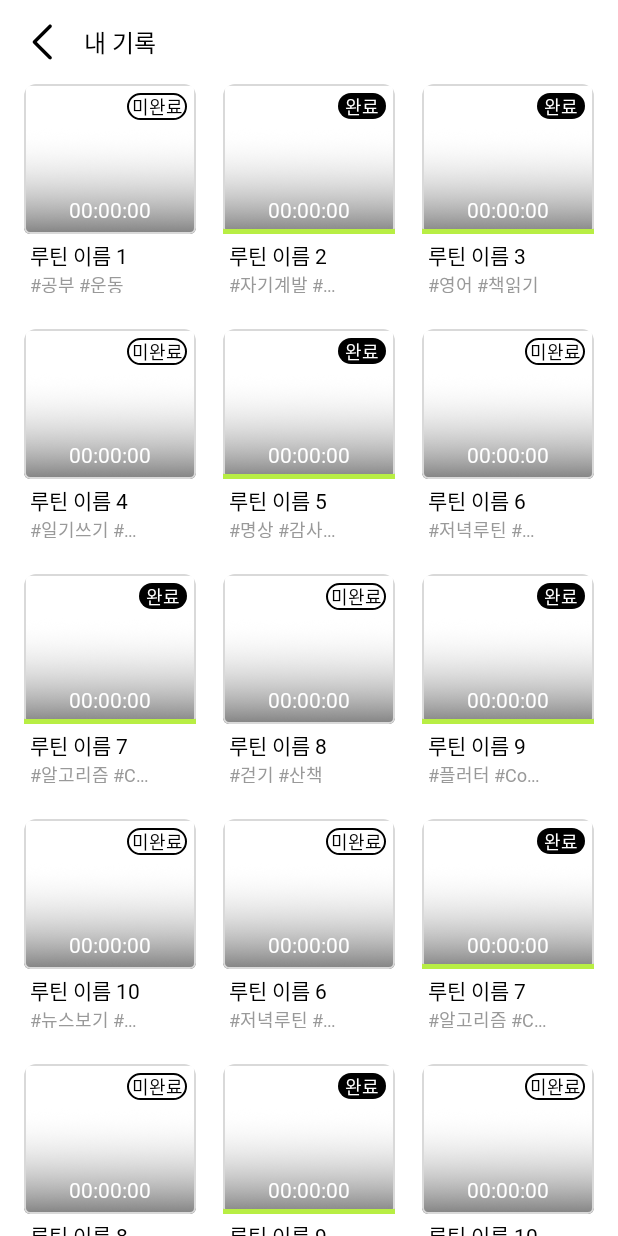
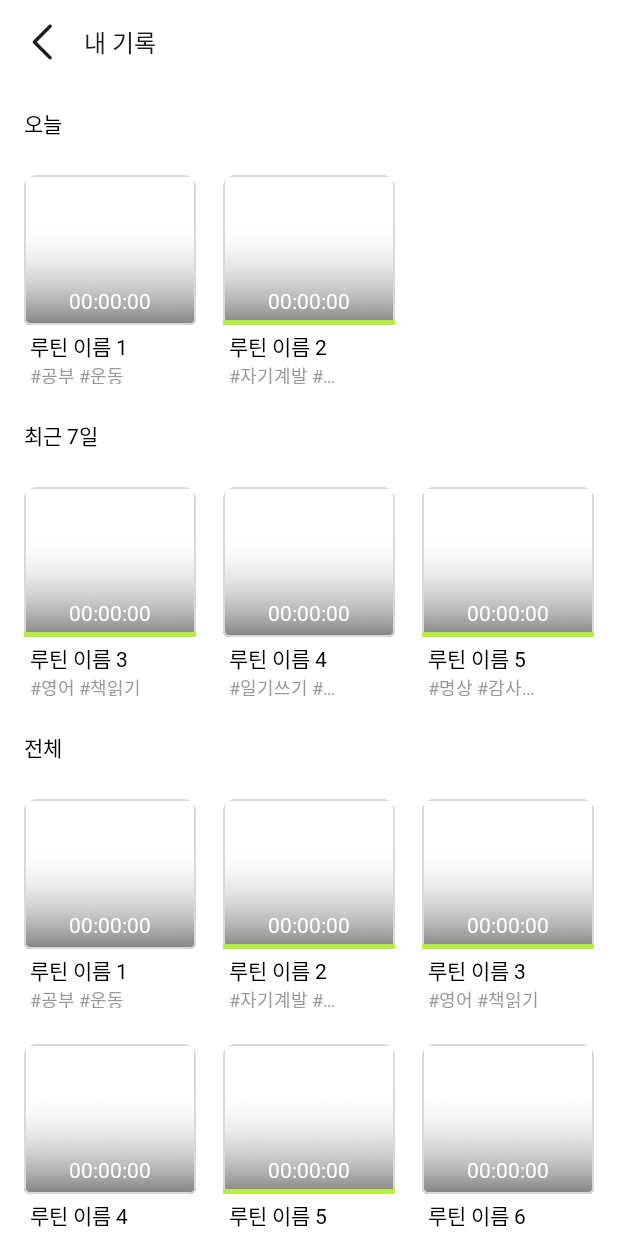
Before and after one commit to KUIT-MORU/KUIT_MORU_Android, an Android app built with Jetpack Compose: the composable ActRecordScreen shown on its own in the app's theme, on a phone screen of 412 x 824 dp. Run offline under Robolectric (Android 15) with nearby library versions, the phone set to English and light mode, and no system bars; network calls fail; Roboto replaces fonts that are not available here.

Commit message:
[UI] 내 기록 UI 수정 오늘, 7일 전, 전체 추가

```diff
--- a/app/src/main/java/com/konkuk/moru/presentation/myactivity/component/RoutineDetailContent.kt
+++ b/app/src/main/java/com/konkuk/moru/presentation/myactivity/component/RoutineDetailContent.kt
@@ -177,18 +177,6 @@ fun RoutineDetailContent(
                         style = typography.title_B_14, color = Color.White
                     )
                 }
-
-                Spacer(modifier = Modifier.height(8.dp))
-                Row {
-                    repeat(3) {
-                        Box(
-                            modifier = Modifier
-                                .size(42.dp)
-                                .background(colors.lightGray, RoundedCornerShape(5.dp))
-                        )
-                        Spacer(modifier = Modifier.width(8.dp))
-                    }
-                }
                 Spacer(modifier = Modifier.height(11.dp))
             }
         }
--- a/app/src/main/java/com/konkuk/moru/presentation/myactivity/screen/ActRecordScreen.kt
+++ b/app/src/main/java/com/konkuk/moru/presentation/myactivity/screen/ActRecordScreen.kt
@@ -1,20 +1,13 @@
 package com.konkuk.moru.presentation.myactivity.screen
 
 import androidx.compose.foundation.background
-import androidx.compose.foundation.layout.Arrangement
-import androidx.compose.foundation.layout.Column
-import androidx.compose.foundation.layout.PaddingValues
-import androidx.compose.foundation.layout.Spacer
-import androidx.compose.foundation.layout.fillMaxSize
-import androidx.compose.foundation.layout.fillMaxWidth
-import androidx.compose.foundation.layout.height
-import androidx.compose.foundation.layout.padding
+import androidx.compose.foundation.layout.*
 import androidx.compose.foundation.lazy.grid.GridCells
+import androidx.compose.foundation.lazy.grid.GridItemSpan
 import androidx.compose.foundation.lazy.grid.LazyVerticalGrid
 import androidx.compose.foundation.lazy.grid.items
-import androidx.compose.foundation.rememberScrollState
-import androidx.compose.foundation.verticalScroll
-import androidx.compose.runtime.Composable
+import androidx.compose.material3.Text
+import androidx.compose.runtime.*
 import androidx.compose.ui.Alignment
 import androidx.compose.ui.Modifier
 import androidx.compose.ui.graphics.Color
@@ -24,56 +17,139 @@ import com.konkuk.moru.presentation.myactivity.component.BackTitle
 import com.konkuk.moru.presentation.myactivity.component.RecordCard
 import com.konkuk.moru.presentation.navigation.Route
 import com.konkuk.moru.ui.theme.MORUTheme.colors
+import com.konkuk.moru.ui.theme.MORUTheme.typography
+import java.net.URLEncoder
+import java.nio.charset.StandardCharsets
+import java.time.LocalDate
+
+data class RecordUi(
+    val id: String,
+    val title: String,
+    val tags: List<String>,
+    val isComplete: Boolean,
+    val startedAt: LocalDate
+)
 
 @Composable
 fun ActRecordScreen(
     navController: NavHostController,
     modifier: Modifier = Modifier
 ) {
-    val dummyData = listOf(
-        Triple("루틴 이름 1", listOf("공부", "운동"), false),
-        Triple("루틴 이름 2", listOf("자기계발", "아침루틴"), true),
-        Triple("루틴 이름 3", listOf("영어", "책읽기"), true),
-        Triple("루틴 이름 4", listOf("일기쓰기", "스트레칭"), false),
-        Triple("루틴 이름 5", listOf("명상", "감사일기"), true),
-        Triple("루틴 이름 6", listOf("저녁루틴", "복습"), false),
-        Triple("루틴 이름 7", listOf("알고리즘", "CS공부"), true),
-        Triple("루틴 이름 8", listOf("걷기", "산책"), false),
-        Triple("루틴 이름 9", listOf("플러터", "Compose"), true),
-        Triple("루틴 이름 10", listOf("뉴스보기", "시사공부"), false),
-        Triple("루틴 이름 6", listOf("저녁루틴", "복습"), false),
-        Triple("루틴 이름 7", listOf("알고리즘", "CS공부"), true),
-        Triple("루틴 이름 8", listOf("걷기", "산책"), false),
-        Triple("루틴 이름 9", listOf("플러터", "Compose"), true),
-        Triple("루틴 이름 10", listOf("뉴스보기", "시사공부"), false)
-    )
+    val today = LocalDate.now()
+    val all = remember {
+        listOf(
+            RecordUi("1","루틴 이름 1", listOf("공부","운동"), false, today),
+            RecordUi("2","루틴 이름 2", listOf("자기계발","아침루틴"), true,  today),
+            RecordUi("3","루틴 이름 3", listOf("영어","책읽기"), true,  today.minusDays(1)),
+            RecordUi("4","루틴 이름 4", listOf("일기쓰기","스트레칭"), false, today.minusDays(2)),
+            RecordUi("5","루틴 이름 5", listOf("명상","감사일기"), true,  today.minusDays(6)),
+            RecordUi("6","루틴 이름 6", listOf("저녁루틴","복습"), false, today.minusDays(7)),
+            RecordUi("7","루틴 이름 7", listOf("알고리즘","CS공부"), true,  today.minusDays(10))
+        )
+    }
+
+    val todayList by remember(all, today) {
+        derivedStateOf { all.filter { it.startedAt == today } }
+    }
+    val last7List by remember(all, today) {
+        derivedStateOf {
+            all.filter { (today.toEpochDay() - it.startedAt.toEpochDay()) in 1..6 }
+        }
+    }
 
     Column(
         modifier = modifier
             .fillMaxSize()
-            .background(Color(0xFFFFFFFF))
-            .padding(start = 16.dp, end = 16.dp)
+            .navigationBarsPadding()
+            .background(Color.White)
+            .padding(horizontal = 16.dp)
     ) {
-        Spacer(modifier = Modifier.height(16.dp))
+        Spacer(Modifier.height(16.dp))
         BackTitle(title = "내 기록", navController = navController)
-        Spacer(modifier = Modifier.height(16.dp))
+        Spacer(Modifier.height(32.dp))
 
         LazyVerticalGrid(
             columns = GridCells.Adaptive(minSize = 90.dp),
             modifier = Modifier.fillMaxWidth(),
             horizontalArrangement = Arrangement.spacedBy(18.dp, Alignment.CenterHorizontally),
             verticalArrangement = Arrangement.spacedBy(24.dp),
-            contentPadding = PaddingValues()
+            contentPadding = PaddingValues(bottom = 24.dp)
         ) {
-            items(dummyData) { (title, tags, isComplete) ->
+            item(span = { GridItemSpan(maxLineSpan) }) {
+                Text(
+                    text = "오늘",
+                    color = colors.black,
+                    style = typography.body_SB_14,
+                    modifier = Modifier
+                        .fillMaxWidth()
+                )
+            }
+            items(
+                items = todayList,
+                key = { rec -> "today-${rec.id}" }
+            ) { rec ->
+                val safe = URLEncoder.encode(rec.title, StandardCharsets.UTF_8.toString())
                 RecordCard(
-                    title = title,
-                    tags = tags,
-                    completeFlag = isComplete,
+                    modifier = Modifier
+                        .fillMaxWidth()
+                        .aspectRatio(90f / 139f),
+                    title = rec.title,
+                    tags = rec.tags,
+                    completeFlag = rec.isComplete,
                     time = "00:00:00",
-                    onClick = {
-                        navController.navigate(Route.ActRecordDetail.createRoute(title))
-                    }
+                    onClick = { navController.navigate(Route.ActRecordDetail.createRoute(safe)) }
+                )
+            }
+
+            item(span = { GridItemSpan(maxLineSpan) }) {
+                Text(
+                    text = "최근 7일",
+                    color = colors.black,
+                    style = typography.body_SB_14,
+                    modifier = Modifier
+                        .fillMaxWidth()
+                )
+            }
+            items(
+                items = last7List,
+                key = { rec -> "last7-${rec.id}" }
+            ) { rec ->
+                val safe = URLEncoder.encode(rec.title, StandardCharsets.UTF_8.toString())
+                RecordCard(
+                    modifier = Modifier
+                        .fillMaxWidth()
+                        .aspectRatio(90f / 139f),
+                    title = rec.title,
+                    tags = rec.tags,
+                    completeFlag = rec.isComplete,
+                    time = "00:00:00",
+                    onClick = { navController.navigate(Route.ActRecordDetail.createRoute(safe)) }
+                )
+            }
+
+            item(span = { GridItemSpan(maxLineSpan) }) {
+                Text(
+                    text = "전체",
+                    color = colors.black,
+                    style = typography.body_SB_14,
+                    modifier = Modifier
+                        .fillMaxWidth()
+                )
+            }
+            items(
+                items = all,
+                key = { rec -> "all-${rec.id}" }
+            ) { rec ->
+                val safe = URLEncoder.encode(rec.title, StandardCharsets.UTF_8.toString())
+                RecordCard(
+                    modifier = Modifier
+                        .fillMaxWidth()
+                        .aspectRatio(90f / 139f),
+                    title = rec.title,
+                    tags = rec.tags,
+                    completeFlag = rec.isComplete,
+                    time = "00:00:00",
+                    onClick = { navController.navigate(Route.ActRecordDetail.createRoute(safe)) }
                 )
             }
         }
```
Also changed, not shown: app/src/main/java/com/konkuk/moru/presentation/myactivity/component/RecordCard.kt (line endings or trailing spaces).
